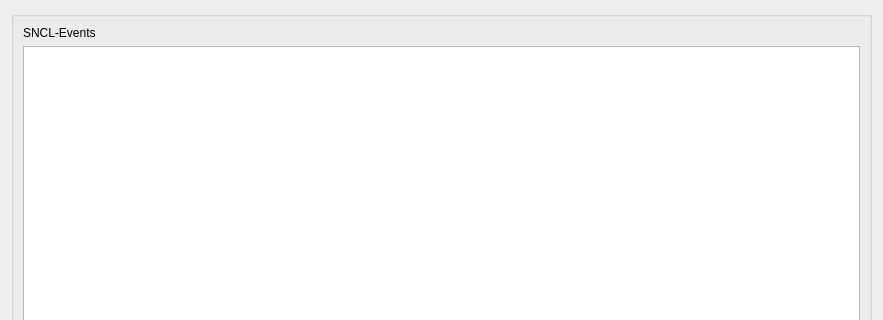
First picture: the form in pyweed/WaveformDialog.ui, repository iris-edu/pyweed, before the edit; both pictures show x 0 to 883 and y 0 to 320 of the 883 by 940 pixel window.
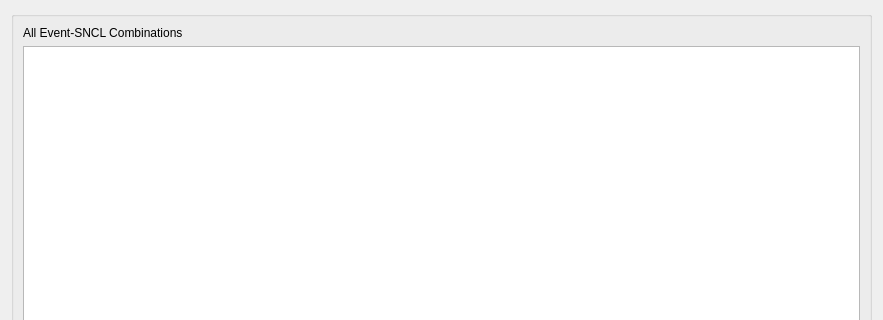
Second picture: the form after the edit.

Commit message: refactoring of event/station/waveform tables

What changed in the file:
```diff
--- a/pyweed/WaveformDialog.ui
+++ b/pyweed/WaveformDialog.ui
@@ -20,7 +20,7 @@
       <item>
        <widget class="QLabel" name="selectionLabel">
         <property name="text">
-         <string>SNCL-Events</string>
+         <string>All Event-SNCL Combinations</string>
         </property>
        </widget>
       </item>
```
The commit also changes 4 other files.
